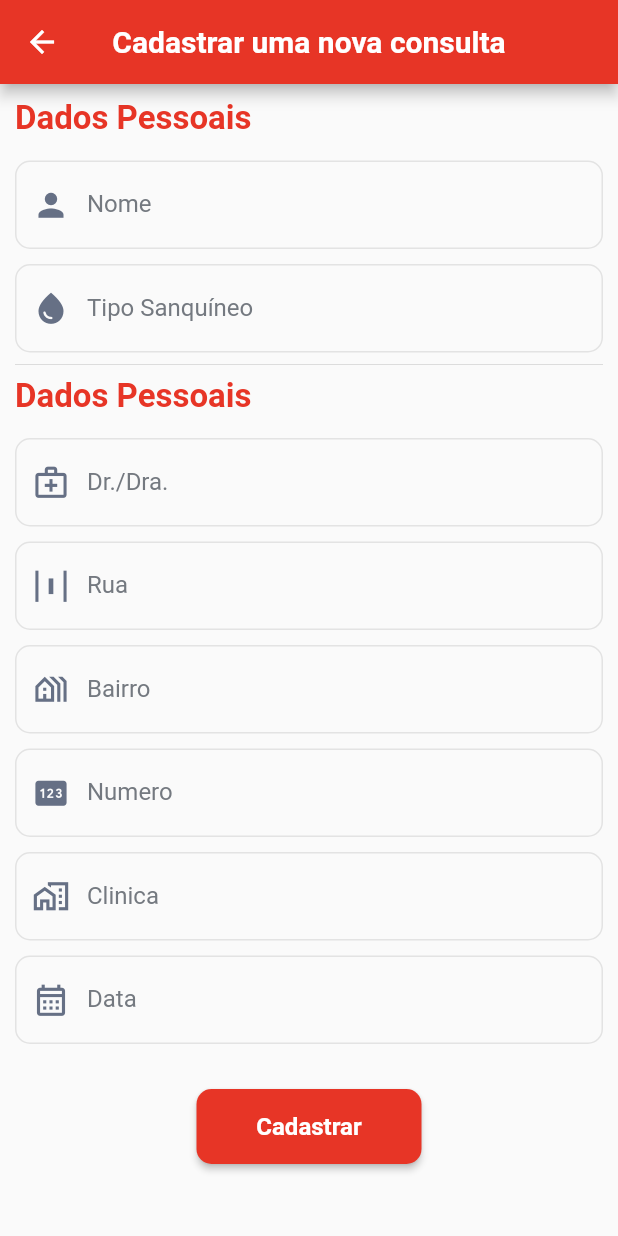
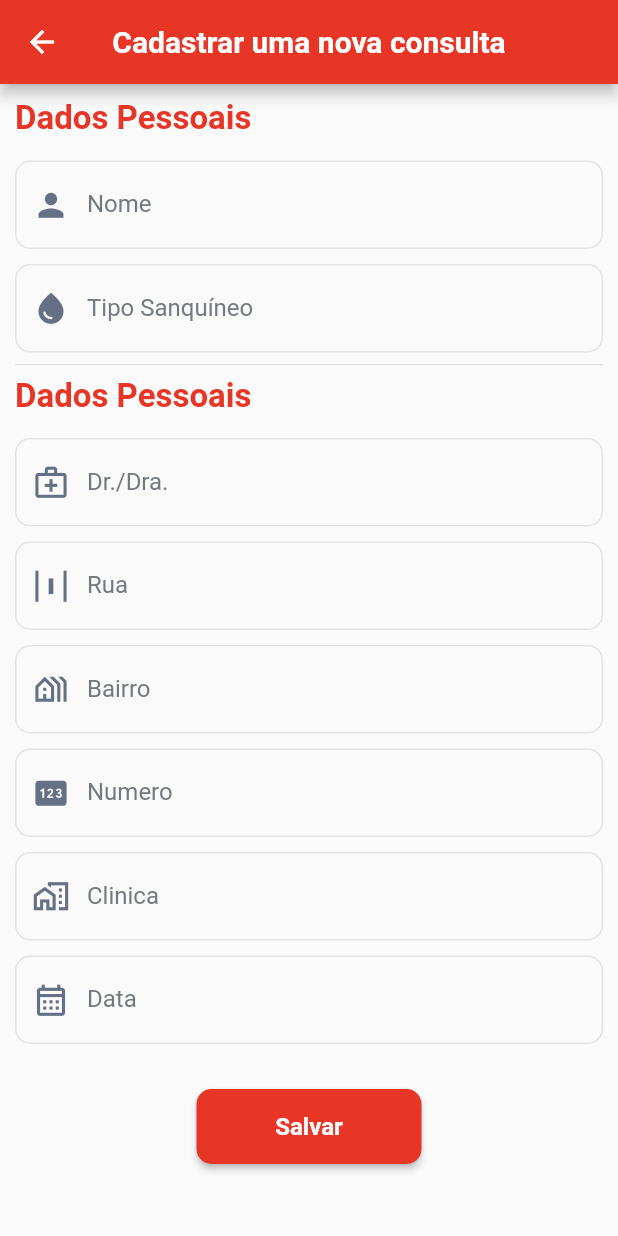
Before and after one commit to Zi0Li/MOBILE-Blood-Bank, a Flutter app: the DonatePage screen opened directly, after a tap on "Adicionar", on a phone screen of 412 x 824 dp. Run offline on Flutter 3.47's test engine with Material 2 defaults, Android fonts, the phone set to English and light mode, and no system bars; our stand-ins replace flutter_svg, sqflite; accounts and stored records are empty.

Commit message:
DateTime Picker

```diff
--- a/lib/controllers/formsValidator.dart
+++ b/lib/controllers/formsValidator.dart
@@ -1,3 +1,4 @@
+// ignore_for_file: unnecessary_null_comparison
 class FormsValidator {
 
   FormsValidator();
--- a/lib/pages/donate.dart
+++ b/lib/pages/donate.dart
@@ -16,10 +16,7 @@ class _DonatePageState extends State<DonatePage> {
   @override
   void initState() {
     super.initState();
-    donateController.getAllDonate().then((value) {
-      donates = value;
-      print('Donates: $donates');
-    });
+    _getAllDonates();
   }
 
   @override
@@ -204,7 +201,9 @@ class _DonatePageState extends State<DonatePage> {
                         ),
                       ],
                     ),
-                    SizedBox(height: 60,),
+                    SizedBox(
+                      height: 60,
+                    ),
                     Row(
                       mainAxisAlignment: MainAxisAlignment.end,
                       children: [_text('N°', donates[index].number.toString())],
@@ -228,7 +227,29 @@ class _DonatePageState extends State<DonatePage> {
           ),
         ),
       ),
+      onTap: () {
+        _navigatorDonateFormPage(Donate: donates[index]);
+      },
     );
+  }
+
+  void _navigatorDonateFormPage({Donate? Donate}) async {
+    final recDonate = await Navigator.push(
+      context,
+      MaterialPageRoute(
+        builder: (context) => DonateFormPage(
+          donate: Donate,
+        ),
+      ),
+    );
+    if (recDonate != null) {
+      if (Donate != null) {
+        await donateController.updateDonate(recDonate);
+      } else {
+        await donateController.saveDonate(recDonate);
+      }
+    }
+    _getAllDonates();
   }
 
   Widget _text(String label, String value) {
@@ -250,4 +271,12 @@ class _DonatePageState extends State<DonatePage> {
       ],
     );
   }
+
+  _getAllDonates() {
+    donateController.getAllDonate().then((value) {
+      setState(() {
+        donates = value;
+      });
+    });
+  }
 }
--- a/lib/pages/donateForm.dart
+++ b/lib/pages/donateForm.dart
@@ -1,10 +1,13 @@
+// ignore_for_file: must_be_immutable
+
 import 'package:blood_bank/controllers/donateController.dart';
 import 'package:blood_bank/controllers/formsValidator.dart';
-import 'package:blood_bank/pages/donate.dart';
 import 'package:flutter/material.dart';
+import 'package:intl/intl.dart';
 
 class DonateFormPage extends StatefulWidget {
-  const DonateFormPage({super.key});
+  Donate? donate;
+  DonateFormPage({this.donate, super.key});
 
   @override
   State<DonateFormPage> createState() => _DonateFormPageState();
@@ -13,16 +16,17 @@ class DonateFormPage extends StatefulWidget {
 class _DonateFormPageState extends State<DonateFormPage> {
   DonateController controller = DonateController();
   FormsValidator validator = FormsValidator();
-  Donate newDonate = Donate();
+  Donate? newDonate;
 
-  final TextEditingController _userController = TextEditingController();
-  final TextEditingController _bloodController = TextEditingController();
-  final TextEditingController _doctorController = TextEditingController();
-  final TextEditingController _streetController = TextEditingController();
-  final TextEditingController _districtController = TextEditingController();
-  final TextEditingController _numberController = TextEditingController();
-  final TextEditingController _clinicController = TextEditingController();
-  final TextEditingController _dateController = TextEditingController();
+  TextEditingController _userController = TextEditingController();
+  TextEditingController _bloodController = TextEditingController();
+  TextEditingController _doctorController = TextEditingController();
+  TextEditingController _streetController = TextEditingController();
+
+  TextEditingController _districtController = TextEditingController();
+  TextEditingController _numberController = TextEditingController();
+  TextEditingController _clinicController = TextEditingController();
+  TextEditingController _dateController = TextEditingController();
 
   String? _userError;
   String? _bloodError;
@@ -36,6 +40,19 @@ class _DonateFormPageState extends State<DonateFormPage> {
   @override
   void initState() {
     super.initState();
+    if (widget.donate != null) {
+      newDonate = Donate.fromMap(widget.donate!.toMap());
+      _bloodController.text = newDonate!.blood!;
+      _clinicController.text = newDonate!.clinic!;
+      _userController.text = newDonate!.name!;
+      _doctorController.text = newDonate!.doctor!;
+      _districtController.text = newDonate!.district!;
+      _numberController.text = newDonate!.number!.toString();
+      _dateController.text = newDonate!.date!;
+      _streetController.text = newDonate!.street!;
+    } else {
+      newDonate = Donate();
+    }
   }
 
   @override
@@ -104,8 +121,55 @@ class _DonateFormPageState extends State<DonateFormPage> {
               SizedBox(
                 height: 10,
               ),
-              _textField('Data', Icons.calendar_month_outlined, _dateController,
-                  error: _dateError, type: TextInputType.datetime),
+              TextField(
+                controller: _dateController,
+                decoration: InputDecoration(
+                  errorText: _dateError,
+                  errorBorder: OutlineInputBorder(
+                      borderSide: BorderSide(width: 1, color: Colors.red)),
+                  errorStyle: TextStyle(color: Colors.red, fontSize: 14),
+                  labelText: 'Data',
+                  labelStyle:
+                      TextStyle(color: Color.fromRGBO(116, 121, 128, 1)),
+                  prefixIcon: Icon(
+                    Icons.calendar_month_outlined,
+                    color: Color.fromRGBO(102, 112, 133, 1),
+                    size: 25,
+                  ),
+                  enabledBorder: OutlineInputBorder(
+                    borderSide:
+                        BorderSide(color: Color.fromRGBO(227, 227, 227, 1)),
+                    borderRadius: BorderRadius.all(
+                      Radius.circular(10),
+                    ),
+                  ),
+                  focusedBorder: OutlineInputBorder(
+                    borderSide:
+                        BorderSide(color: Color.fromRGBO(227, 227, 227, 1)),
+                    borderRadius: BorderRadius.all(
+                      Radius.circular(10),
+                    ),
+                  ),
+                ),
+                onTap: () async {
+                  DateTime? pickedDate = await showDatePicker(
+                    context: context,
+                    initialDate: DateTime.now(),
+                    firstDate: DateTime(2023),
+                    lastDate: DateTime(2100),
+                  );
+
+                  if (pickedDate != null) {
+                    String formattedDate = DateFormat('dd/MM/yyyy').format(pickedDate);
+                    setState(() {
+                      _dateController.text = formattedDate;
+                    });
+                  } else {
+                    setState(() {
+                    });
+                  }
+                },
+              ),
               SizedBox(
                 height: 30,
               ),
@@ -118,7 +182,7 @@ class _DonateFormPageState extends State<DonateFormPage> {
                       _create();
                     },
                     child: Text(
-                      'Cadastrar',
+                      'Salvar',
                       style: TextStyle(
                           color: Colors.white,
                           fontSize: 16,
@@ -201,18 +265,15 @@ class _DonateFormPageState extends State<DonateFormPage> {
         _numberError == null &&
         _clinicError == null &&
         _dateError == null) {
-      newDonate.blood = _bloodController.text;
-      newDonate.name = _userController.text;
-      newDonate.number = int.parse(_numberController.text);
-      newDonate.street = _streetController.text;
-      newDonate.district = _districtController.text;
-      newDonate.clinic = _clinicController.text;
-      newDonate.doctor = _doctorController.text;
-      newDonate.date = _dateController.text;
-      controller.saveDonate(newDonate).then((value) {
-        Navigator.push(
-            context, MaterialPageRoute(builder: ((context) => DonatePage())));
-      });
+      newDonate!.blood = _bloodController.text;
+      newDonate!.name = _userController.text;
+      newDonate!.number = int.parse(_numberController.text);
+      newDonate!.street = _streetController.text;
+      newDonate!.district = _districtController.text;
+      newDonate!.clinic = _clinicController.text;
+      newDonate!.doctor = _doctorController.text;
+      newDonate!.date = _dateController.text;
+      Navigator.pop(context, newDonate);
     } else {
       setState(() {});
     }
--- a/lib/pages/home.dart
+++ b/lib/pages/home.dart
@@ -26,8 +26,7 @@ class _HomePageState extends State<HomePage> {
   void initState() {
     super.initState();
 
-    Donate d = Donate();
-
+    //Donate d = Donate();
     // d.blood = 'A+';
     // d.clinic = 'Saude e vida';
     // d.date = '21/12/2021';
@@ -36,12 +35,11 @@ class _HomePageState extends State<HomePage> {
     // d.name = 'Marcelo Zioli';
     // d.number = 10;
     // d.street = 'Rua Manoel Pereira Alvim';
-
     // controller.saveDonate(d);
 
+    //controller.deleteDonate(1);
     controller.getAllDonate().then((value) {
       donates = value;
-      //controller.deleteDonate(1);
       print(donates);
     });
   }
--- a/pubspec.yaml
+++ b/pubspec.yaml
@@ -37,6 +37,7 @@ dependencies:
   # Use with the CupertinoIcons class for iOS style icons.
   cupertino_icons: ^1.0.2
   flutter_svg: ^2.0.7
+  intl: ^0.18.1
 
 dev_dependencies:
   flutter_test:
```
Also changed, not shown: pubspec.lock.
